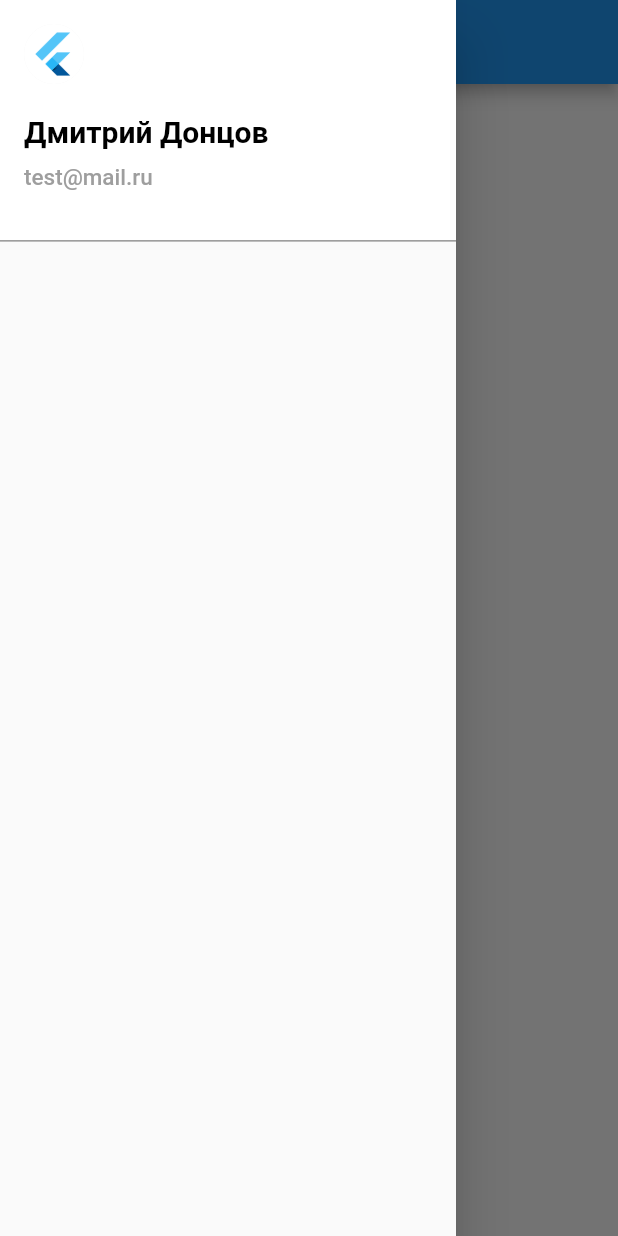
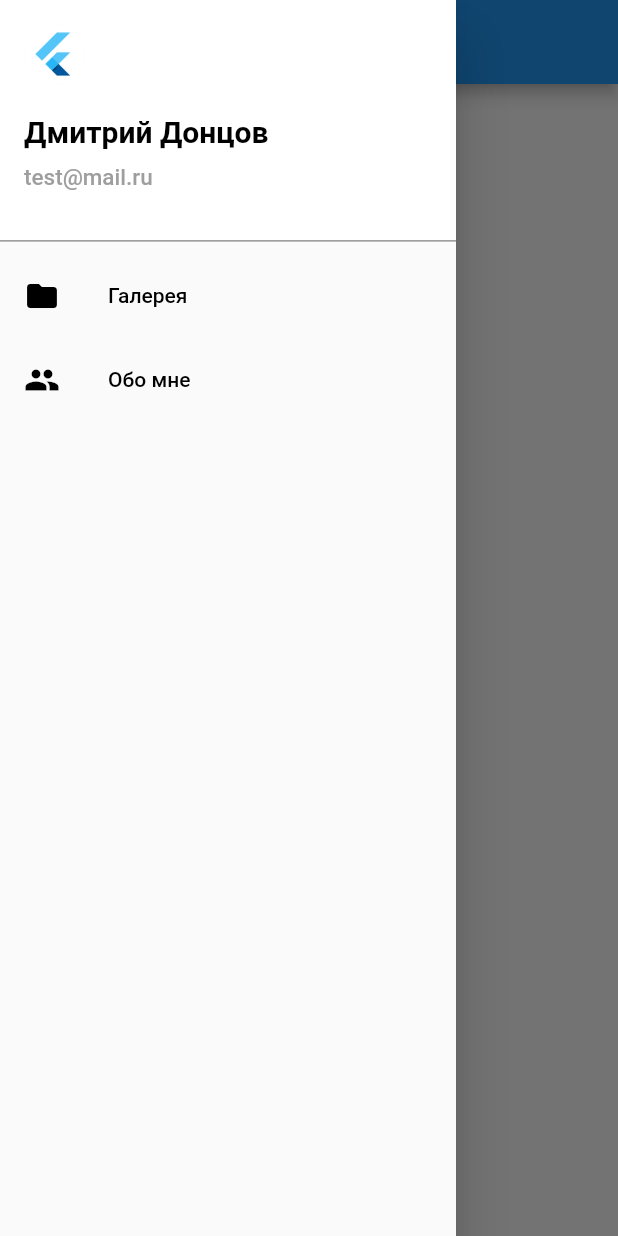
Before and after one commit to DimaDontsov/test_flutter_app, a Flutter app: the screen it shows after launch, with the side drawer open, on a phone screen of 412 x 824 dp. Run offline on Flutter 3.47's test engine with Material 2 defaults, Android fonts, the phone set to English and light mode, and no system bars.

Commit message:
Добавлены пункты меню

```diff
--- a/lib/main.dart
+++ b/lib/main.dart
@@ -3,7 +3,6 @@ import 'package:flutter/material.dart';
 void main() => runApp(MyApp());
 
 class MyApp extends StatelessWidget {
-  // This widget is the root of your application.
   @override
   Widget build(BuildContext context) {
     return MaterialApp(
@@ -34,7 +33,6 @@ class _GalleryPageState extends State<GalleryPage> {
         iconTheme: IconThemeData(color: Colors.white),
       ),
       drawer: Drawer(
-
         child: ListView(
           children: <Widget>[
             DrawerHeader(
@@ -59,9 +57,18 @@ class _GalleryPageState extends State<GalleryPage> {
                   Padding(padding: EdgeInsets.only(top: 10),),
                   Text('test@mail.ru', style: TextStyle(fontSize:15, color: Colors.grey,),),
                   Padding(padding: EdgeInsets.only(top: 20),),
-                  // Text('Count: ${_count}', style: TextStyle(fontSize:20, color: Colors.black,),),
                 ],
               ),
+            ),
+            ListTile(
+                title: Text("Галерея", style: TextStyle(color: Colors.black,),),
+                leading: Icon(Icons.folder, color: Colors.black,),
+                onTap: (){},
+            ),
+            ListTile(
+                title: Text("Обо мне", style: TextStyle(color: Colors.black,),),
+                leading: Icon(Icons.people, color: Colors.black,),
+                onTap: (){}
             ),
           ],
         ),
```
